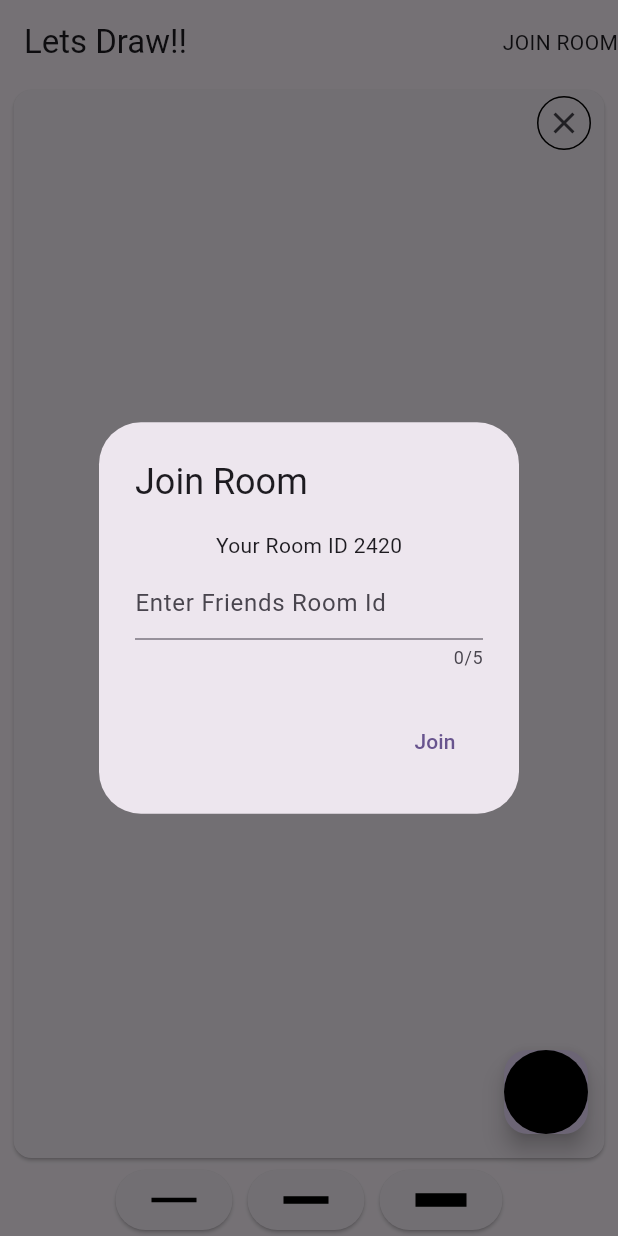
After one commit to MKhatri-16/draw_flawless, a Flutter app: the screen it shows after launch, after a tap on "JOIN ROOM", on a phone screen of 412 x 824 dp. The commit adds this screen. Run offline on Flutter 3.47's test engine with Material 3 defaults, Android fonts, the phone set to English and light mode, and no system bars; our stand-ins replace cloud_firestore, firebase_core, flutter_riverpod; missing offline and left inert: flex_color_picker; accounts and stored records are empty.

Commit message:
first intial commit

```diff
--- a/lib/main.dart
+++ b/lib/main.dart
@@ -1,7 +1,14 @@
+import 'package:draw_flawless/ui/splash/splash.dart';
+import 'package:firebase_core/firebase_core.dart';
 import 'package:flutter/material.dart';
+import 'package:flutter_riverpod/flutter_riverpod.dart';
 
-void main() {
-  runApp(const MyApp());
+import 'ui/drawing_screen.dart';
+
+void main() async{
+  WidgetsFlutterBinding.ensureInitialized();
+  await Firebase.initializeApp();
+  runApp(ProviderScope(child: const MyApp()));
 }
 
 class MyApp extends StatelessWidget {
@@ -12,6 +19,7 @@ class MyApp extends StatelessWidget {
   Widget build(BuildContext context) {
     return MaterialApp(
       title: 'Flutter Demo',
+      debugShowCheckedModeBanner: false,
       theme: ThemeData(
         // This is the theme of your application.
         //
@@ -31,7 +39,7 @@ class MyApp extends StatelessWidget {
         colorScheme: ColorScheme.fromSeed(seedColor: Colors.deepPurple),
         useMaterial3: true,
       ),
-      home: const MyHomePage(title: 'Flutter Demo Home Page'),
+      home:Splash(),
     );
   }
 }
@@ -106,7 +114,7 @@ class _MyHomePageState extends State<MyHomePage> {
           mainAxisAlignment: MainAxisAlignment.center,
           children: <Widget>[
             const Text(
-              'You have pushed the button this many times:',
+              'You have pushed   the button this many times:',
             ),
             Text(
               '$_counter',
--- /dev/null
+++ b/lib/model/drawingPoint.dart
@@ -0,0 +1,31 @@
+import 'package:flutter/material.dart';
+
+class DrawingPoint {
+  final Offset offset;
+  final Paint paint;
+
+  DrawingPoint({required this.offset, required this.paint});
+
+  Map<String, dynamic> toMap() {
+    return {
+      "dx": offset.dx,
+      "dy": offset.dy,
+      "color": paint.color.value,
+      "strokeWidth": paint.strokeWidth,
+    };
+  }
+
+  static DrawingPoint fromMap(
+      {required double dx,
+        required double dy,
+        required int color,
+        required double strokeWidth}) {
+    return DrawingPoint(
+      offset: Offset(dx??0,dy??0),
+      paint: Paint()
+        ..color = Color(color??4278190080)
+        ..strokeWidth = strokeWidth
+        ..strokeCap = StrokeCap.round,
+    );
+  }
+}
--- /dev/null
+++ b/lib/ui/color_picker.dart
@@ -0,0 +1,16 @@
+import 'package:draw_flawless/controller/drawing_controller.dart';
+import 'package:flex_color_picker/flex_color_picker.dart';
+import 'package:flutter/material.dart';
+import 'package:flutter_riverpod/flutter_riverpod.dart';
+
+customColorPicker(
+    {
+      required final BuildContext context,
+      required final ValueChanged<Color> onColorChanged,
+      required final Color color}) {
+  return ColorPicker(
+      color: color,
+      onColorChanged: onColorChanged,
+    heading: Text('Select a Color'),
+  ).showPickerDialog(context);
+}
--- /dev/null
+++ b/lib/ui/draw_painter.dart
@@ -0,0 +1,19 @@
+import 'package:draw_flawless/model/drawingPoint.dart';
+import 'package:flutter/material.dart';
+
+class DrawPainter extends CustomPainter{
+    List<DrawingPoint> points;
+    double strokeSize;
+
+    DrawPainter({required this.points,required this.strokeSize});
+
+  @override
+  void paint(Canvas canvas, Size size) {
+        for (var point in points) {
+          canvas.drawCircle(point.offset,strokeSize, point.paint);
+        }
+  }
+
+    @override
+  bool shouldRepaint(DrawPainter oldDelegate) => true;
+}
--- /dev/null
+++ b/lib/ui/drawing_board.dart
@@ -0,0 +1,45 @@
+import 'package:draw_flawless/controller/drawing_controller.dart';
+import 'package:draw_flawless/model/drawingPoint.dart';
+import 'package:draw_flawless/ui/draw_painter.dart';
+import 'package:flutter/material.dart';
+import 'package:flutter/scheduler.dart';
+import 'package:flutter_riverpod/flutter_riverpod.dart';
+
+class DrawingBoard extends ConsumerStatefulWidget{
+  const DrawingBoard({super.key});
+
+  @override
+  ConsumerState<DrawingBoard> createState() => _DrawingBoardState();
+}
+class _DrawingBoardState extends ConsumerState<DrawingBoard> {
+
+  @override
+  void initState() {
+    SchedulerBinding.instance.addPostFrameCallback((timeStamp){
+      final drawingRead = ref.read(drawingController);
+       drawingRead.updateSessionId();
+    });
+    // TODO: implement initState
+    super.initState();
+  }
+  @override
+  Widget build(BuildContext context) {
+    final drawingWWatch = ref.watch(drawingController);
+    return GestureDetector(
+      onPanUpdate: (details) {
+        drawingWWatch.addPoint(DrawingPoint(
+          offset: details.localPosition,
+          paint: Paint()
+            ..color = drawingWWatch.currentColor
+            ..strokeWidth = drawingWWatch.strokeSize
+            ..strokeCap = StrokeCap.butt
+          ..strokeJoin = StrokeJoin.round,
+        ));
+      },
+      child: CustomPaint(
+        size: Size.infinite,
+        painter: DrawPainter( points: drawingWWatch.points, strokeSize: drawingWWatch.strokeSize),
+      ),
+    );
+  }
+}
--- /dev/null
+++ b/lib/ui/drawing_screen.dart
@@ -0,0 +1,102 @@
+import 'package:draw_flawless/controller/drawing_controller.dart';
+import 'package:draw_flawless/ui/color_picker.dart';
+import 'package:draw_flawless/ui/drawing_board.dart';
+import 'package:draw_flawless/ui/enter_room_dialog.dart';
+import 'package:flutter/material.dart';
+import 'package:flutter_riverpod/flutter_riverpod.dart';
+
+class DrawingScreen extends ConsumerWidget {
+  const DrawingScreen({super.key});
+
+  @override
+  Widget build(BuildContext context,WidgetRef ref) {
+    final drawingWatch = ref.watch(drawingController);
+    return Scaffold(
+      appBar: AppBar(title: Text("Lets Draw!!",textAlign: TextAlign.center,),
+      actions: [
+        InkWell(
+          onTap: ()
+          {
+            showJoinRoomDialog(
+              context: context,
+              controller: drawingWatch.controller,
+              roomId:drawingWatch.sessionId,
+                  onPressed: (){
+              if(drawingWatch.controller.text.isNotEmpty)
+                {
+                  print('updating session is controller');
+                  drawingWatch.updateSessionId(value: drawingWatch.controller.text);
+                }
+              drawingWatch.listenForFirestoreUpdates();
+              Navigator.of(context).pop();
+            },);
+          },
+          child:Text("JOIN ROOM") ,
+        )
+      ],),
+      body: Column(
+        children: [
+          Expanded(
+            child: Stack(
+              children: [
+                Padding(
+                  padding: EdgeInsets.symmetric(horizontal: 5),
+                  child: Card(
+                      child: DrawingBoard()),
+                ),
+                Positioned(
+                  top: 0,
+                  right: 10,
+                    child: IconButton(onPressed: (){
+                  ref.watch(drawingController).clearDrawing();
+                }, icon:Container(
+                      padding: EdgeInsets.all(5),
+                        child: Icon(Icons.clear),
+                    decoration: BoxDecoration(
+                      shape: BoxShape.circle,
+                      border: Border.all(color: Colors.black)
+                    ),))),
+                Positioned(
+                  bottom: 20,
+                  right: 20,
+                  child: FloatingActionButton(
+                    child:Container(
+                      decoration: BoxDecoration(
+                        color: drawingWatch.currentColor,
+                        shape: BoxShape.circle
+                      ),
+                      ),
+                    onPressed: (){
+                      customColorPicker(
+                        context: context,
+                        onColorChanged: (Color value) { drawingWatch.changeColor(value); },
+                        color:drawingWatch.currentColor ,);
+                      },
+                  ),
+                ),
+              ],
+            ),
+          ),
+          Row(
+            mainAxisAlignment: MainAxisAlignment.center,
+            children: [
+              ElevatedButton(
+                  onPressed: (){
+                drawingWatch.changeStroke(4.0);
+              }, child: Container(height: 3,width: 30,color: drawingWatch.currentColor,)),
+              SizedBox(width: 10,),
+              ElevatedButton(
+              onPressed: (){
+                drawingWatch.changeStroke(10.0);
+              }, child: Container(height: 5,width: 30,color: drawingWatch.currentColor,)),
+              SizedBox(width: 10,),
+              ElevatedButton(onPressed: (){
+                drawingWatch.changeStroke(20.0);
+              }, child:Container(height:9,width: 34,color: drawingWatch.currentColor,))
+            ],
+          ),
+        ],
+      ),
+    );
+  }
+}
--- /dev/null
+++ b/lib/ui/enter_room_dialog.dart
@@ -0,0 +1,36 @@
+import 'package:flutter/material.dart';
+
+ showJoinRoomDialog(
+    {required BuildContext context,
+      required String? roomId,
+      required VoidCallback? onPressed,
+      required TextEditingController controller
+    })  {
+  return showDialog(
+    context: context,
+    builder: (context) {
+      return AlertDialog(
+        title: Text("Join Room"),
+        content: Column(
+          mainAxisSize: MainAxisSize.min,
+          children: [
+            Text("Your Room ID $roomId"),
+            SizedBox(height: 5),
+            TextField(
+              controller: controller,
+              keyboardType: TextInputType.number,
+              maxLength: 5,
+              decoration: InputDecoration(hintText: "Enter Friends Room Id"),
+            ),
+          ],
+        ),
+        actions: [
+          TextButton(
+            onPressed:onPressed,
+            child: Text("Join"),
+          ),
+        ],
+      );
+    },
+  );
+}
--- /dev/null
+++ b/lib/ui/splash/splash.dart
@@ -0,0 +1,40 @@
+import 'dart:async';
+
+import 'package:draw_flawless/ui/drawing_screen.dart';
+import 'package:flutter/material.dart';
+import 'package:flutter/scheduler.dart';
+
+class Splash extends StatefulWidget {
+  const Splash({super.key});
+
+  @override
+  State<Splash> createState() => _SplashState();
+}
+
+
+class _SplashState extends State<Splash> {
+
+  @override
+  void initState() {
+    super.initState();
+    SchedulerBinding.instance.addPostFrameCallback((timeStamp){
+      /// After 10 seconf push to next screen
+      Timer(Duration(seconds: 5),(){
+        Navigator.pushReplacement(context,
+            MaterialPageRoute(builder:
+                (context) =>
+                DrawingScreen()
+            )
+        );
+      });
+    });
+  }
+
+  Widget build(BuildContext context) {
+    return Container(
+    color: Colors.white,
+    alignment: Alignment.center,
+    child:Image.asset('assets/images/drawflawless.png',height: 100,width: 100,)
+    );
+  }
+}
```
Also changed, not shown: lib/controller/drawing_controller.dart (added, +127 -0 lines), lib/model/drawing_points.dart (added, +49 -0 lines), pubspec.yaml (+9 -2 lines), assets/images/drawflawless.png (added), pubspec.lock, 29 other files.
